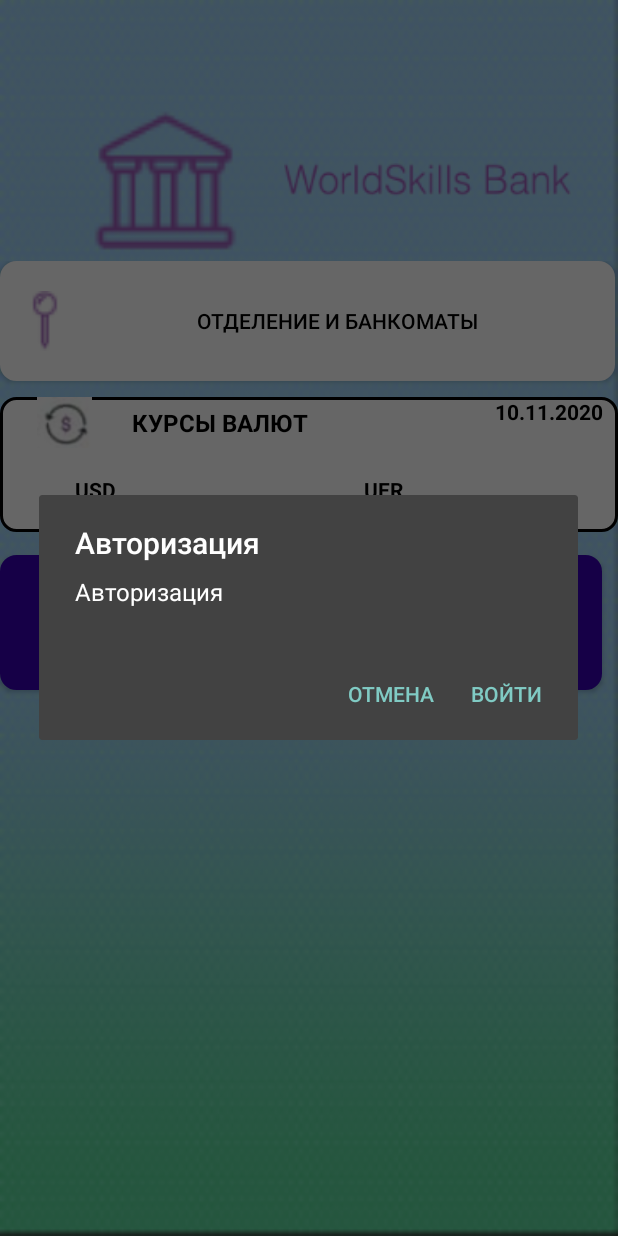
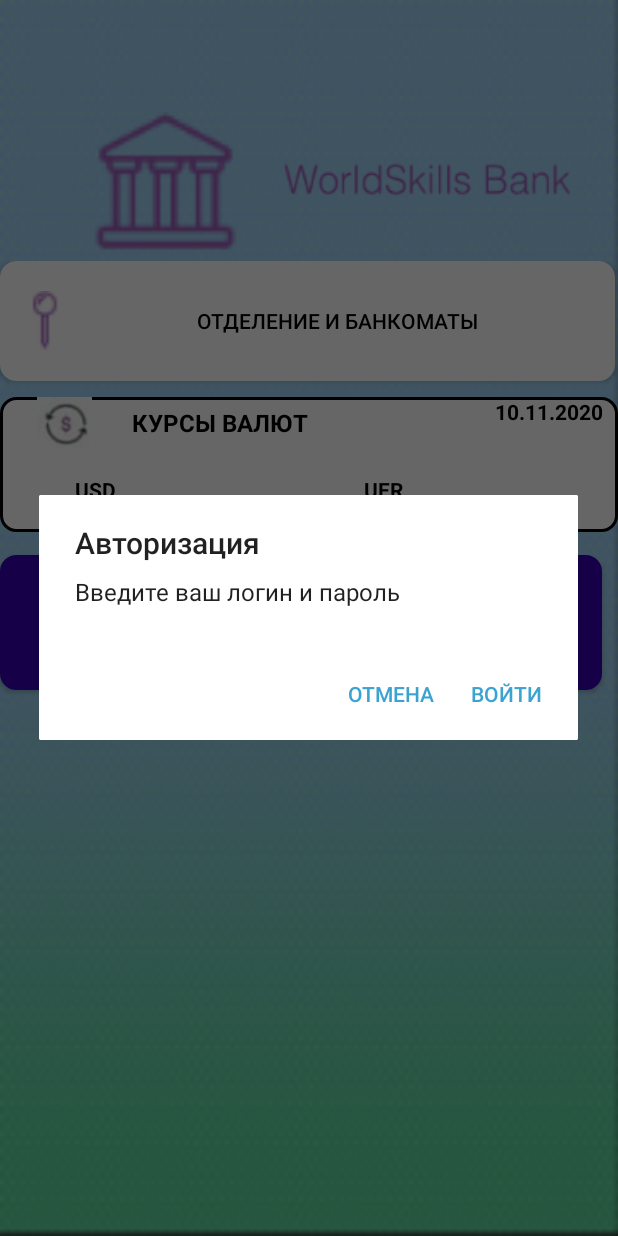
Before and after one commit to pr26svn/pr318bank, an Android app: the screen it shows after launch (MainActivity), after a tap on "ВОЙТИ", on a phone screen of 412 x 824 dp. Run offline under Robolectric (Android 15) with nearby library versions, the phone set to English and light mode, and no system bars.

Commit message:
Добавил диалоговое окно)

```diff
--- a/app/src/main/java/space/dorzhu/test/MainActivity.java
+++ b/app/src/main/java/space/dorzhu/test/MainActivity.java
@@ -20,6 +20,8 @@
 import java.util.Locale;
 
 import javax.net.ssl.HttpsURLConnection;
+
+import static space.dorzhu.test.R.style.AppCompatAlertDialogStyle;
 
 
 public class MainActivity extends AppCompatActivity {
@@ -81,8 +83,9 @@
 
 
     public void Dialog(View view) {
-        AlertDialog.Builder a_bulder= new AlertDialog.Builder(MainActivity.this);
-        a_bulder.setMessage("Авторизация")
+
+        AlertDialog.Builder a_bulder= new AlertDialog.Builder(MainActivity.this, AppCompatAlertDialogStyle);
+        a_bulder.setMessage("Введите ваш логин и пароль")
                 .setCancelable(false)
                 .setPositiveButton("Войти", new DialogInterface.OnClickListener() {
                     @Override
--- a/app/src/main/res/values/themes.xml
+++ b/app/src/main/res/values/themes.xml
@@ -13,4 +13,9 @@
         <item name="android:statusBarColor" tools:targetApi="l">?attr/colorPrimaryVariant</item>
         <!-- Customize your theme here. -->
     </style>
+    <style name="AppCompatAlertDialogStyle" parent="Theme.AppCompat.Light.Dialog.Alert">
+        <item name="colorAccent">#3BA3D0</item>
+        <item name="android:background">#FFFFFF</item>
+
+    </style>
 </resources>
```
